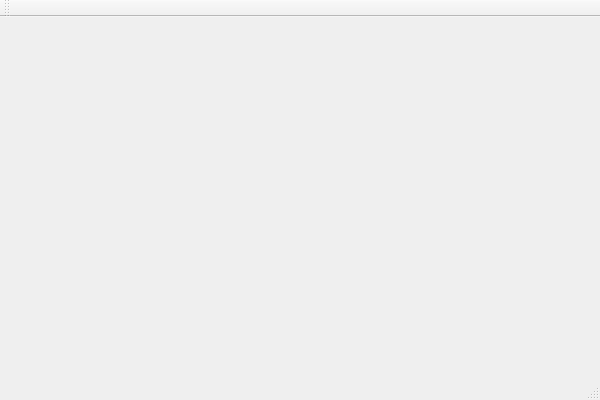
Before: the Qt Designer form qt-frontend/widgets/QuatschSourceEditor/mainwindow.ui in phresnel/picogen, drawn with Qt 5.
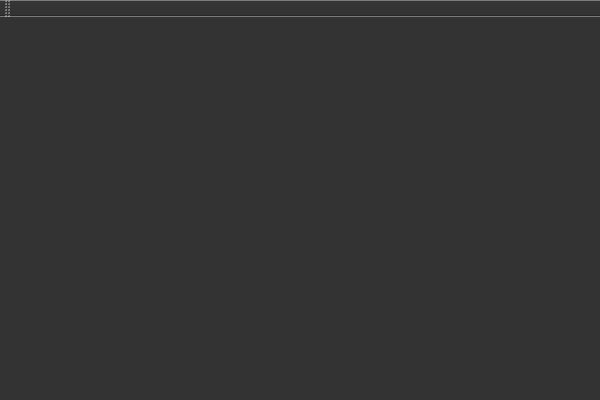
After: the same form once the commit is applied.

Commit message: add fancy bracket-matching, which in a lisp environment is not only fancy, but useful

```diff
--- a/qt-frontend/widgets/QuatschSourceEditor/mainwindow.ui
+++ b/qt-frontend/widgets/QuatschSourceEditor/mainwindow.ui
@@ -12,13 +12,124 @@
   <property name="windowTitle" >
    <string>MainWindow</string>
   </property>
-  <widget class="QMenuBar" name="menuBar" />
-  <widget class="QToolBar" name="mainToolBar" />
-  <widget class="QWidget" name="centralWidget" />
-  <widget class="QStatusBar" name="statusBar" />
+  <property name="styleSheet">
+   <string notr="true">* {
+	background: #333; 
+	color: white;
+}
+
+
+QScrollBar::add-line, QScrollBar::sub-line {width:0;height:0;background:none;}
+QScrollBar{padding:1px 1px 1px 1px;}
+QScrollBar::handle{
+	border-radius:4px;
+	background-color: qlineargradient(x1:0, y1:0, x2:0, y2:1,
+                                       stop:0 #717171, stop: 0.5 #505050,
+                                       stop: 0.6 #434343, stop:1 #757575);
+}
+QScrollBar::add-page, QScrollBar::sub-page{
+	background:none;
+	color:transparent;
+}
+
+QGraphicsView, QMdiArea, QTreeView, QTextEdit {
+	border:2px solid #ccc;
+	border-radius:10px; 
+	background-color:#556;
+	alternate-background-color:#556;
+}
+QMdiArea::QFrame {
+	background-color:#222;
+}
+
+
+QHeaderView { background-color: transparent; }
+QHeaderView::section {
+	background-color: qlineargradient(x1:0, y1:0, x2:0, y2:1,
+                                       stop:0 #616161, stop: 0.5 #505050,
+                                       stop: 0.6 #434343, stop:1 #656565);
+	color: white;
+	padding-left: 4px;
+	border: 1px solid #6c6c6c;
+	border-radius:5px;
+ }
+
+QMenuBar {
+	background-color: qlineargradient(x1:0, y1:0, x2:0, y2:1,
+                                       stop:0 #889, stop:1 #aab);
+ } QMenuBar::item  {
+	spacing: 3px; /* spacing between menu bar items */
+	padding: 1px 4px;
+	background: transparent;
+	border-radius: 4px;
+} QMenuBar::item:selected { /* when selected using mouse or keyboard */
+	background: #b8b8b8;
+} QMenuBar::item:pressed {
+	background: #aaa;
+}
+
+QMenu {
+	border: 1px solid black;
+	background-color: qlineargradient(x1:0, y1:0, x2:0, y2:1,
+                                       stop:0 #716161, stop: 0.5 #605050,
+                                       stop: 0.52 #534343, stop:1 #756565);
+} QMenu::item {
+} QMenu::item:selected {
+	background-color: #654321;
+}
+
+QPushButton {
+	border: 2px solid #8f8f91;
+	border-radius: 6px;
+	background-color: qlineargradient(x1:0, y1:0, x2:0, y2:1,
+                                       stop:0 #717171, stop: 0.5 #606060,
+                                       stop: 0.6 #535353, stop:1 #757575);
+} QPushButton:pressed {
+	background-color: qlineargradient(x1:0, y1:0, x2:0, y2:1,
+										stop:0.5 #717171, 
+										stop: 1 #606060,
+										stop: 0 #535353, 
+										stop:0.6 #757575);
+} QPushButton:disabled {
+	color:gray;
+	background-color: black;
+}
+
+QGroupBox {
+	 background-color: qlineargradient(x1: 0, y1: 0, x2: 0, y2: 1,
+                                       stop: 0 #555, stop: 1 #889);
+	border: 2px solid #CCC;
+	border-radius: 6px;
+	margin-top: 1ex; /* leave space at the top for the title */
+} QGroupBox::title {
+	color: orange;	
+	subcontrol-origin: margin;
+	subcontrol-position: top center; /* position at the top center */
+	padding: 0 3px;
+}</string>
+  </property>
+  <widget class="QWidget" name="centralWidget"/>
+  <widget class="QMenuBar" name="menuBar">
+   <property name="geometry">
+    <rect>
+     <x>0</x>
+     <y>0</y>
+     <width>600</width>
+     <height>19</height>
+    </rect>
+   </property>
+  </widget>
+  <widget class="QToolBar" name="mainToolBar">
+   <attribute name="toolBarArea">
+    <enum>TopToolBarArea</enum>
+   </attribute>
+   <attribute name="toolBarBreak">
+    <bool>false</bool>
+   </attribute>
+  </widget>
+  <widget class="QStatusBar" name="statusBar"/>
  </widget>
- <layoutDefault spacing="6" margin="11" />
- <pixmapfunction></pixmapfunction>
+ <layoutdefault spacing="6" margin="11"/>
  <resources/>
  <connections/>
 </ui>
```
Left out of the diff: 7 changed lines with no effect on the pictures. The commit also changes 2 other files.
